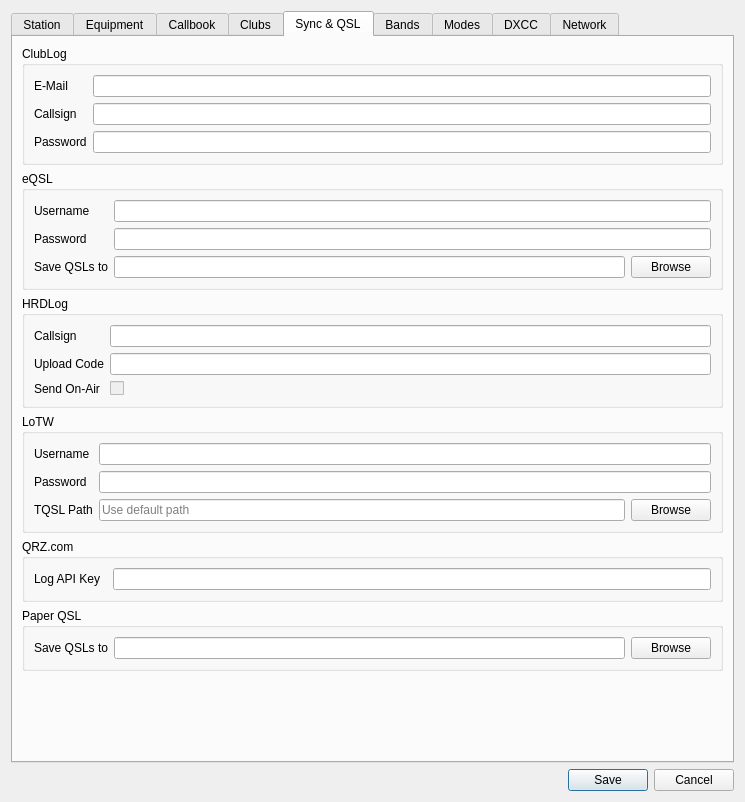
Above: ui/SettingsDialog.ui from k5mcd/QLog before the change. Below: the same form after it.
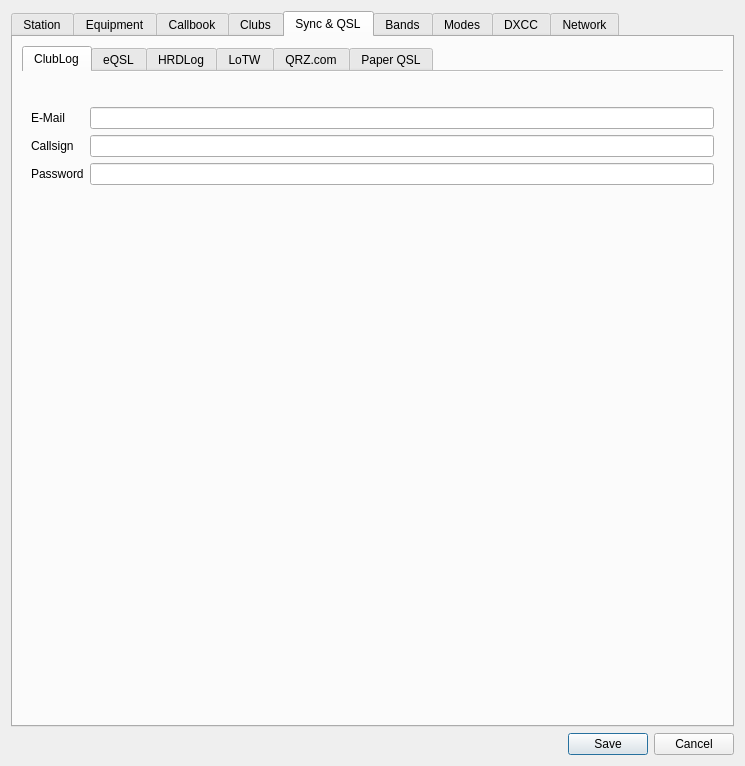
That is the form after the change. The open tabs and pages were chosen to show the change. Icons and pictures are not drawn.

Commit message: Settings: Changed Layout for Sync & QSL and Equipment

Patch:
```diff
--- a/ui/SettingsDialog.ui
+++ b/ui/SettingsDialog.ui
@@ -7,7 +7,7 @@
     <x>0</x>
     <y>0</y>
     <width>745</width>
-    <height>802</height>
+    <height>766</height>
    </rect>
   </property>
   <property name="windowTitle">
@@ -2943,43 +2943,142 @@
       </attribute>
       <layout class="QGridLayout" name="gridLayout_6">
        <item row="1" column="0">
-        <widget class="QGroupBox" name="groupBox_9">
-         <property name="title">
+        <spacer name="verticalSpacer_2">
+         <property name="orientation">
+          <enum>Qt::Vertical</enum>
+         </property>
+         <property name="sizeHint" stdset="0">
+          <size>
+           <width>20</width>
+           <height>40</height>
+          </size>
+         </property>
+        </spacer>
+       </item>
+       <item row="0" column="0">
+        <widget class="QTabWidget" name="tabWidget_2">
+         <property name="sizePolicy">
+          <sizepolicy hsizetype="Expanding" vsizetype="Preferred">
+           <horstretch>0</horstretch>
+           <verstretch>0</verstretch>
+          </sizepolicy>
+         </property>
+         <property name="tabShape">
+          <enum>QTabWidget::Rounded</enum>
+         </property>
+         <property name="currentIndex">
+          <number>0</number>
+         </property>
+         <property name="documentMode">
+          <bool>true</bool>
+         </property>
+         <widget class="QWidget" name="clublogSyncQSLTab">
+          <attribute name="title">
+           <string>ClubLog</string>
+          </attribute>
+          <layout class="QFormLayout" name="formLayout_14">
+           <item row="0" column="1">
+            <spacer name="verticalSpacer_12">
+             <property name="orientation">
+              <enum>Qt::Vertical</enum>
+             </property>
+             <property name="sizeType">
+              <enum>QSizePolicy::Fixed</enum>
+             </property>
+             <property name="sizeHint" stdset="0">
+              <size>
+               <width>20</width>
+               <height>20</height>
+              </size>
+             </property>
+            </spacer>
+           </item>
+           <item row="1" column="0">
+            <widget class="QLabel" name="clublogEmailLabel">
+             <property name="text">
+              <string>E-Mail</string>
+             </property>
+            </widget>
+           </item>
+           <item row="1" column="1">
+            <widget class="QLineEdit" name="clublogEmailEdit"/>
+           </item>
+           <item row="2" column="0">
+            <widget class="QLabel" name="clublogCallsignLabel">
+             <property name="text">
+              <string>Callsign</string>
+             </property>
+            </widget>
+           </item>
+           <item row="2" column="1">
+            <widget class="QLineEdit" name="clublogCallsignEdit"/>
+           </item>
+           <item row="3" column="0">
+            <widget class="QLabel" name="clublogPasswordLabel">
+             <property name="text">
+              <string>Password</string>
+             </property>
+            </widget>
+           </item>
+           <item row="3" column="1">
+            <widget class="QLineEdit" name="clublogPasswordEdit">
+             <property name="echoMode">
+              <enum>QLineEdit::Password</enum>
+             </property>
+            </widget>
+           </item>
+           <item row="4" column="1">
+            <spacer name="verticalSpacer_13">
+             <property name="orientation">
+              <enum>Qt::Vertical</enum>
+             </property>
+             <property name="sizeHint" stdset="0">
+              <size>
+               <width>20</width>
+               <height>40</height>
+              </size>
+             </property>
+            </spacer>
+           </item>
+          </layout>
+         </widget>
+         <widget class="QWidget" name="eqslSyncQSLTab">
+          <attribute name="title">
           <string>eQSL</string>
-         </property>
-         <layout class="QFormLayout" name="formLayout">
-          <item row="0" column="0">
+          </attribute>
+          <layout class="QFormLayout" name="formLayout_5">
+           <item row="1" column="0">
            <widget class="QLabel" name="eqslUsernameLabel">
             <property name="text">
              <string>Username</string>
             </property>
            </widget>
           </item>
-          <item row="0" column="1">
+           <item row="1" column="1">
            <widget class="QLineEdit" name="eqslUsernameEdit"/>
           </item>
-          <item row="1" column="0">
+           <item row="2" column="0">
            <widget class="QLabel" name="eqslPasswordLabel">
             <property name="text">
              <string>Password</string>
             </property>
            </widget>
           </item>
-          <item row="1" column="1">
+           <item row="2" column="1">
            <widget class="QLineEdit" name="eqslPasswordEdit">
             <property name="echoMode">
              <enum>QLineEdit::Password</enum>
             </property>
            </widget>
           </item>
-          <item row="2" column="0">
+           <item row="3" column="0">
            <widget class="QLabel" name="eqslImageFolderLabel">
             <property name="text">
              <string>Save QSLs to</string>
             </property>
            </widget>
           </item>
-          <item row="2" column="1">
+           <item row="3" column="1">
            <layout class="QHBoxLayout" name="horizontalLayout_2">
             <item>
              <widget class="QLineEdit" name="eqslFolderPathEdit">
@@ -3001,151 +3100,163 @@
             </item>
            </layout>
           </item>
-         </layout>
-        </widget>
-       </item>
-       <item row="8" column="0">
-        <widget class="QGroupBox" name="groupBox_16">
-         <property name="title">
-          <string>Paper QSL</string>
-         </property>
-         <layout class="QFormLayout" name="formLayout_15">
-          <item row="0" column="0">
-           <widget class="QLabel" name="paperImageFolderLabel">
-            <property name="text">
-             <string>Save QSLs to</string>
-            </property>
-           </widget>
-          </item>
           <item row="0" column="1">
-           <layout class="QHBoxLayout" name="horizontalLayout_4">
-            <item>
-             <widget class="QLineEdit" name="paperFolderPathEdit">
-              <property name="readOnly">
-               <bool>true</bool>
-              </property>
-             </widget>
-            </item>
-            <item>
-             <widget class="QPushButton" name="paperFolderPathButton">
-              <property name="text">
-               <string>Browse</string>
-              </property>
-              <property name="icon">
-               <iconset theme="folder-open">
-                <normaloff>.</normaloff>.</iconset>
-              </property>
-             </widget>
-            </item>
-           </layout>
-          </item>
-         </layout>
-        </widget>
-       </item>
-       <item row="0" column="0">
-        <widget class="QGroupBox" name="groupBox_5">
-         <property name="title">
-          <string>ClubLog</string>
-         </property>
-         <layout class="QFormLayout" name="formLayout_5">
+            <spacer name="verticalSpacer_14">
+             <property name="orientation">
+              <enum>Qt::Vertical</enum>
+             </property>
+             <property name="sizeType">
+              <enum>QSizePolicy::Fixed</enum>
+             </property>
+             <property name="sizeHint" stdset="0">
+              <size>
+               <width>20</width>
+               <height>20</height>
+              </size>
+             </property>
+            </spacer>
+           </item>
+           <item row="4" column="1">
+            <spacer name="verticalSpacer_15">
+             <property name="orientation">
+              <enum>Qt::Vertical</enum>
+             </property>
+             <property name="sizeHint" stdset="0">
+              <size>
+               <width>20</width>
+               <height>40</height>
+              </size>
+             </property>
+            </spacer>
+           </item>
+          </layout>
+         </widget>
+         <widget class="QWidget" name="hrdlogSyncQSLTab">
+          <attribute name="title">
+           <string>HRDLog</string>
+          </attribute>
+          <layout class="QFormLayout" name="formLayout">
           <item row="1" column="0">
-           <widget class="QLabel" name="clublogEmailLabel">
+            <widget class="QLabel" name="hrdlogCallsignLabel">
             <property name="text">
-             <string>E-Mail</string>
+              <string>Callsign</string>
             </property>
            </widget>
           </item>
           <item row="1" column="1">
-           <widget class="QLineEdit" name="clublogEmailEdit"/>
-          </item>
-          <item row="2" column="1">
-           <widget class="QLineEdit" name="clublogCallsignEdit"/>
+            <widget class="QLineEdit" name="hrdlogCallsignEdit"/>
           </item>
           <item row="2" column="0">
-           <widget class="QLabel" name="clublogCallsignLabel">
+            <widget class="QLabel" name="hrdlogUploadCodeLabel">
+             <property name="toolTip">
+              <string>It is not a password. It is the upload code received via email after the registration to HRDLOG..net</string>
+             </property>
             <property name="text">
-             <string>Callsign</string>
+              <string>Upload Code</string>
+             </property>
+            </widget>
+           </item>
+           <item row="2" column="1">
+            <widget class="QLineEdit" name="hrdlogUploadCodeEdit">
+             <property name="toolTip">
+              <string>It is not a password. It is the upload code received via email after the registration to HRDLOG..net</string>
+             </property>
+             <property name="echoMode">
+              <enum>QLineEdit::Password</enum>
             </property>
            </widget>
           </item>
           <item row="3" column="0">
-           <widget class="QLabel" name="clublogPasswordLabel">
+            <widget class="QLabel" name="hrdlogOnAirLabel">
+             <property name="toolTip">
+              <string>If it is enabled and Rig is connected then QLog periodically sends On-Air messages to HRDLog</string>
+             </property>
             <property name="text">
-             <string>Password</string>
+              <string>Send On-Air</string>
             </property>
            </widget>
           </item>
           <item row="3" column="1">
-           <widget class="QLineEdit" name="clublogPasswordEdit">
-            <property name="echoMode">
-             <enum>QLineEdit::Password</enum>
-            </property>
-           </widget>
-          </item>
-         </layout>
-        </widget>
-       </item>
-       <item row="7" column="0">
-        <widget class="QGroupBox" name="groupBox_14">
-         <property name="title">
-          <string>QRZ.com</string>
-         </property>
-         <layout class="QFormLayout" name="formLayout_13">
-          <item row="0" column="0">
-           <widget class="QLabel" name="qrzApiKeyLabel">
+            <widget class="QCheckBox" name="hrdlogOnAirCheckBox">
+             <property name="enabled">
+              <bool>false</bool>
+             </property>
+             <property name="toolTip">
+              <string>If it is enabled and Rig is connected then QLog periodically sends On-Air messages to HRDLog</string>
+             </property>
             <property name="text">
              <string>Log API Key  </string>
             </property>
            </widget>
           </item>
           <item row="0" column="1">
-           <widget class="QLineEdit" name="qrzApiKeyEdit">
-            <property name="echoMode">
-             <enum>QLineEdit::Password</enum>
-            </property>
-           </widget>
+            <spacer name="verticalSpacer_16">
+             <property name="orientation">
+              <enum>Qt::Vertical</enum>
+             </property>
+             <property name="sizeType">
+              <enum>QSizePolicy::Fixed</enum>
+             </property>
+             <property name="sizeHint" stdset="0">
+              <size>
+               <width>20</width>
+               <height>20</height>
+              </size>
+             </property>
+            </spacer>
+           </item>
+           <item row="4" column="1">
+            <spacer name="verticalSpacer_17">
+             <property name="orientation">
+              <enum>Qt::Vertical</enum>
+             </property>
+             <property name="sizeHint" stdset="0">
+              <size>
+               <width>20</width>
+               <height>40</height>
+              </size>
+             </property>
+            </spacer>
           </item>
          </layout>
         </widget>
-       </item>
-       <item row="3" column="0">
-        <widget class="QGroupBox" name="groupBox_4">
-         <property name="title">
+         <widget class="QWidget" name="lotwSyncQSLTab">
+          <attribute name="title">
           <string>LoTW</string>
-         </property>
-         <layout class="QFormLayout" name="formLayout_4">
-          <item row="0" column="0">
+          </attribute>
+          <layout class="QFormLayout" name="formLayout_11">
+           <item row="1" column="0">
            <widget class="QLabel" name="lotwUsernameLabel">
             <property name="text">
              <string>Username</string>
             </property>
            </widget>
           </item>
-          <item row="0" column="1">
+           <item row="1" column="1">
            <widget class="QLineEdit" name="lotwUsernameEdit"/>
           </item>
-          <item row="1" column="0">
+           <item row="2" column="0">
            <widget class="QLabel" name="lotwPasswordLabel">
             <property name="text">
              <string>Password</string>
             </property>
            </widget>
           </item>
-          <item row="1" column="1">
+           <item row="2" column="1">
            <widget class="QLineEdit" name="lotwPasswordEdit">
             <property name="echoMode">
              <enum>QLineEdit::Password</enum>
             </property>
            </widget>
           </item>
-          <item row="2" column="0">
+           <item row="3" column="0">
            <widget class="QLabel" name="label">
             <property name="text">
              <string>TQSL Path</string>
             </property>
            </widget>
           </item>
-          <item row="2" column="1">
+           <item row="3" column="1">
            <layout class="QHBoxLayout" name="horizontalLayout">
             <item>
              <widget class="QLineEdit" name="tqslPathEdit">
@@ -3170,82 +3281,152 @@
             </item>
            </layout>
           </item>
-         </layout>
-        </widget>
-       </item>
-       <item row="9" column="0">
-        <spacer name="verticalSpacer_2">
-         <property name="orientation">
-          <enum>Qt::Vertical</enum>
-         </property>
-         <property name="sizeHint" stdset="0">
-          <size>
-           <width>20</width>
-           <height>40</height>
-          </size>
-         </property>
-        </spacer>
-       </item>
-       <item row="2" column="0">
-        <widget class="QGroupBox" name="groupBox_6">
-         <property name="title">
-          <string>HRDLog</string>
-         </property>
-         <layout class="QFormLayout" name="formLayout_11">
-          <item row="0" column="0">
-           <widget class="QLabel" name="hrdlogCallsignLabel">
-            <property name="text">
-             <string>Callsign</string>
-            </property>
-           </widget>
-          </item>
           <item row="0" column="1">
-           <widget class="QLineEdit" name="hrdlogCallsignEdit"/>
-          </item>
+            <spacer name="verticalSpacer_18">
+             <property name="orientation">
+              <enum>Qt::Vertical</enum>
+             </property>
+             <property name="sizeType">
+              <enum>QSizePolicy::Fixed</enum>
+             </property>
+             <property name="sizeHint" stdset="0">
+              <size>
+               <width>20</width>
+               <height>20</height>
+              </size>
+             </property>
+            </spacer>
+           </item>
+           <item row="4" column="1">
+            <spacer name="verticalSpacer_19">
+             <property name="orientation">
+              <enum>Qt::Vertical</enum>
+             </property>
+             <property name="sizeHint" stdset="0">
+              <size>
+               <width>20</width>
+               <height>40</height>
+              </size>
+             </property>
+            </spacer>
+           </item>
+          </layout>
+         </widget>
+         <widget class="QWidget" name="qrzSyncQSLTab">
+          <attribute name="title">
+           <string>QRZ.com</string>
+          </attribute>
+          <layout class="QFormLayout" name="formLayout_4">
           <item row="1" column="0">
-           <widget class="QLabel" name="hrdlogUploadCodeLabel">
-            <property name="toolTip">
-             <string>It is not a password. It is the upload code received via email after the registration to HRDLOG..net</string>
-            </property>
+            <widget class="QLabel" name="qrzApiKeyLabel">
             <property name="text">
              <string>Upload Code</string>
             </property>
            </widget>
           </item>
           <item row="1" column="1">
-           <widget class="QLineEdit" name="hrdlogUploadCodeEdit">
-            <property name="toolTip">
-             <string>It is not a password. It is the upload code received via email after the registration to HRDLOG..net</string>
-            </property>
+            <widget class="QLineEdit" name="qrzApiKeyEdit">
             <property name="echoMode">
              <enum>QLineEdit::Password</enum>
             </property>
            </widget>
           </item>
-          <item row="2" column="0">
-           <widget class="QLabel" name="hrdlogOnAirLabel">
-            <property name="toolTip">
-             <string>If it is enabled and Rig is connected then QLog periodically sends On-Air messages to HRDLog</string>
-            </property>
-            <property name="text">
-             <string>Send On-Air</string>
-            </property>
-           </widget>
+           <item row="0" column="1">
+            <spacer name="verticalSpacer_9">
+             <property name="orientation">
+              <enum>Qt::Vertical</enum>
+             </property>
+             <property name="sizeType">
+              <enum>QSizePolicy::Fixed</enum>
+             </property>
+             <property name="sizeHint" stdset="0">
+              <size>
+               <width>20</width>
+               <height>20</height>
+              </size>
+             </property>
+            </spacer>
           </item>
           <item row="2" column="1">
-           <widget class="QCheckBox" name="hrdlogOnAirCheckBox">
-            <property name="enabled">
-             <bool>false</bool>
-            </property>
-            <property name="toolTip">
-             <string>If it is enabled and Rig is connected then QLog periodically sends On-Air messages to HRDLog</string>
-            </property>
+            <spacer name="verticalSpacer_11">
+             <property name="orientation">
+              <enum>Qt::Vertical</enum>
+             </property>
+             <property name="sizeHint" stdset="0">
+              <size>
+               <width>20</width>
+               <height>40</height>
+              </size>
+             </property>
+            </spacer>
+           </item>
+          </layout>
+         </widget>
+         <widget class="QWidget" name="paperSyncQSLTab">
+          <attribute name="title">
+           <string>Paper QSL</string>
+          </attribute>
+          <layout class="QFormLayout" name="formLayout_13">
+           <item row="1" column="0">
+            <widget class="QLabel" name="paperImageFolderLabel">
             <property name="text">
              <string/>
             </property>
            </widget>
           </item>
-         </layout>
+           <item row="1" column="1">
+            <layout class="QHBoxLayout" name="horizontalLayout_4">
+             <item>
+              <widget class="QLineEdit" name="paperFolderPathEdit">
+               <property name="readOnly">
+                <bool>true</bool>
+               </property>
+              </widget>
+             </item>
+             <item>
+              <widget class="QPushButton" name="paperFolderPathButton">
+               <property name="text">
+                <string>Browse</string>
+               </property>
+               <property name="icon">
+                <iconset theme="folder-open">
+                 <normaloff>.</normaloff>.</iconset>
+               </property>
+              </widget>
+             </item>
+            </layout>
+           </item>
+           <item row="0" column="1">
+            <spacer name="verticalSpacer_20">
+             <property name="orientation">
+              <enum>Qt::Vertical</enum>
+             </property>
+             <property name="sizeType">
+              <enum>QSizePolicy::Fixed</enum>
+             </property>
+             <property name="sizeHint" stdset="0">
+              <size>
+               <width>20</width>
+               <height>20</height>
+              </size>
+             </property>
+            </spacer>
+           </item>
+           <item row="2" column="1">
+            <spacer name="verticalSpacer_21">
+             <property name="orientation">
+              <enum>Qt::Vertical</enum>
+             </property>
+             <property name="sizeHint" stdset="0">
+              <size>
+               <width>20</width>
+               <height>40</height>
+              </size>
+             </property>
+            </spacer>
+           </item>
+          </layout>
+         </widget>
         </widget>
        </item>
       </layout>
```
Left out of the diff: 10 changed lines with no effect on the pictures. Lines whose indentation alone changed are shown as unchanged.
